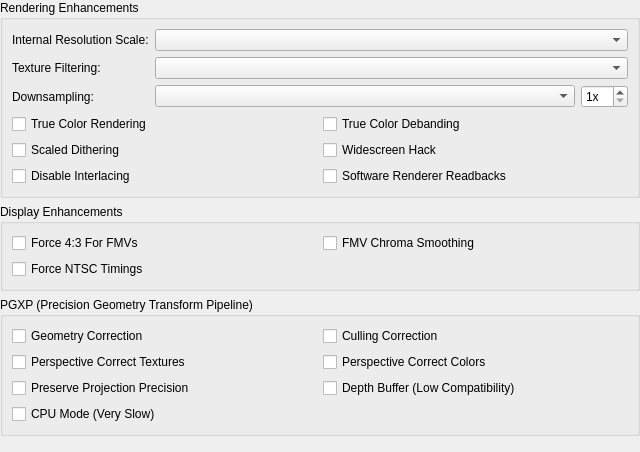
This is src/duckstation-qt/enhancementsettingswidget.ui in kofxi3584karlayang/duckstation as Qt 5 draws it before an edit. The edited form follows.
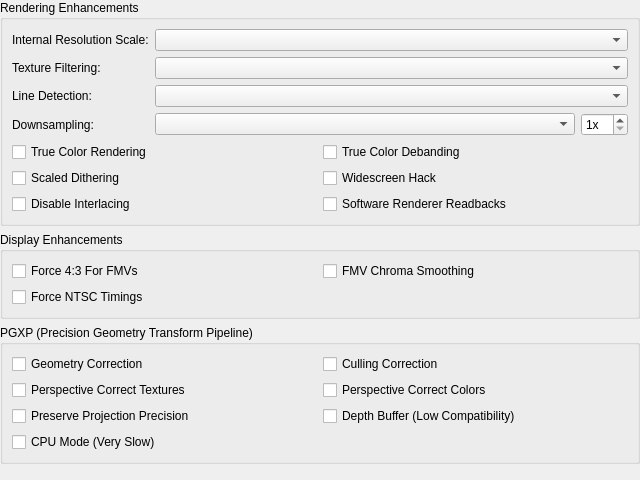
This is the edited form.

Commit message: GPU/HW: Add quad line detection (Wild Arms 2)

What changed in the file:
```diff
--- a/src/duckstation-qt/enhancementsettingswidget.ui
+++ b/src/duckstation-qt/enhancementsettingswidget.ui
@@ -7,7 +7,7 @@
     <x>0</x>
     <y>0</y>
     <width>640</width>
-    <height>452</height>
+    <height>480</height>
    </rect>
   </property>
   <layout class="QVBoxLayout" name="verticalLayout_2">
@@ -49,14 +49,14 @@
       <item row="2" column="1">
        <widget class="QComboBox" name="textureFiltering"/>
       </item>
-      <item row="3" column="0">
+      <item row="4" column="0">
        <widget class="QLabel" name="label">
         <property name="text">
          <string>Downsampling:</string>
         </property>
        </widget>
       </item>
-      <item row="3" column="1">
+      <item row="4" column="1">
        <layout class="QHBoxLayout" name="gpuDownsampleLayout" stretch="1,0">
         <item>
          <widget class="QComboBox" name="gpuDownsampleMode"/>
@@ -76,7 +76,7 @@
         </item>
        </layout>
       </item>
-      <item row="4" column="0" colspan="2">
+      <item row="5" column="0" colspan="2">
        <layout class="QGridLayout" name="gridLayout_2">
         <item row="0" column="0">
          <widget class="QCheckBox" name="trueColor">
@@ -122,6 +122,16 @@
         </item>
        </layout>
       </item>
+      <item row="3" column="0">
+       <widget class="QLabel" name="label_4">
+        <property name="text">
+         <string>Line Detection:</string>
+        </property>
+       </widget>
+      </item>
+      <item row="3" column="1">
+       <widget class="QComboBox" name="gpuLineDetectMode"/>
+      </item>
      </layout>
     </widget>
    </item>
```
The commit also changes 11 other files.
